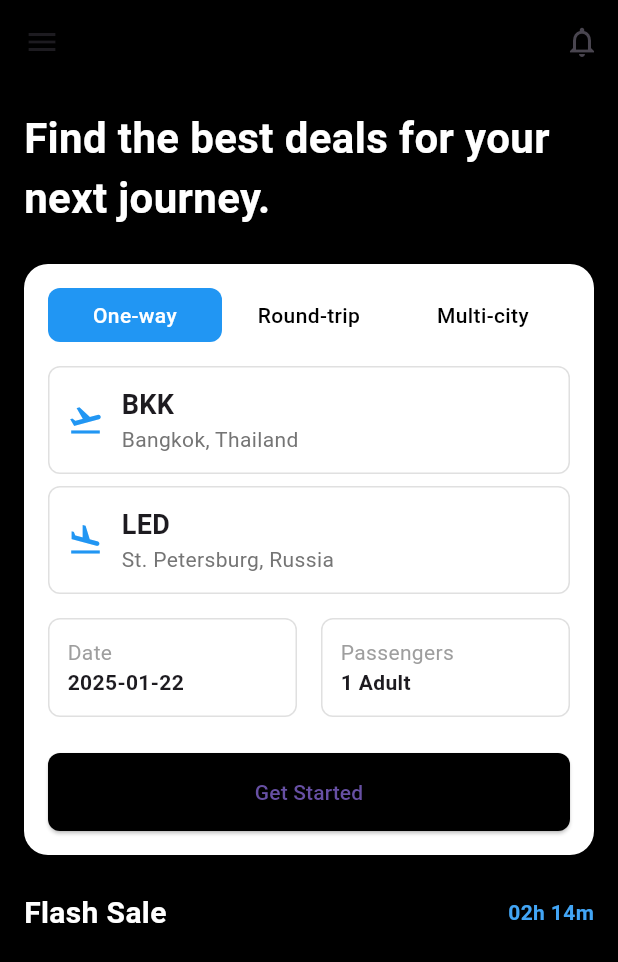
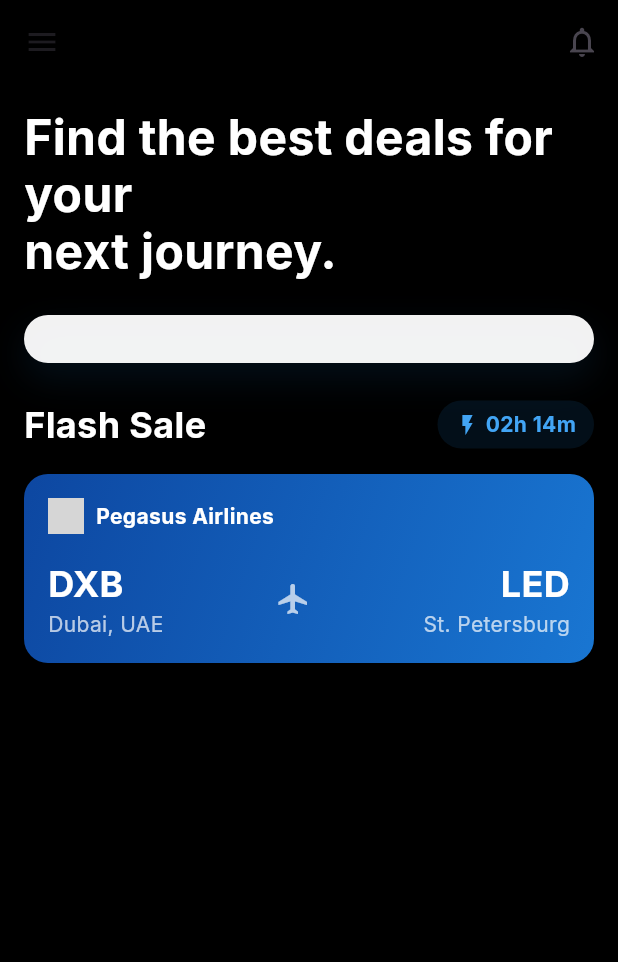
Before and after one commit to Andtit4/airplane, a Flutter app: the screen it shows after launch, on a phone screen of 412 x 824 dp. Shown: the top 962 px of the screen. Run offline on Flutter 3.47's test engine with Material 3 defaults, Android fonts, the phone set to English and light mode, and no system bars; drawn by our look-alikes of flutter_animate; our stand-ins replace get, google_fonts; grey boxes are pictures that could not be loaded.

Commit message:
Update dependencies and enhance UI components in Flight Search App
- Added new dependencies: `google_fonts`, `flutter_animate`, and updated existing ones in `pubspec.yaml`.
- Enhanced UI in `home_screen.dart` with animations and improved styling using Google Fonts.
- Introduced a new search card UI component and refactored existing layout for better user experience.
- Updated Android build configurations to use Gradle version 8.2.1 and adjusted settings accordingly.
- Integrated `path_provider_foundation` plugin in macOS for improved file path management.
- Added new font assets for better typography in the application.

```diff
--- /dev/null
+++ b/lib/core/theme/app_theme.dart
@@ -0,0 +1,24 @@
+import 'package:flutter/material.dart';
+import 'package:google_fonts/google_fonts.dart';
+
+class AppTheme {
+  static ThemeData get darkTheme {
+    return ThemeData.dark().copyWith(
+      primaryColor: Colors.blue,
+      scaffoldBackgroundColor: Colors.black,
+      textTheme: GoogleFonts.interTextTheme(
+        ThemeData.dark().textTheme,
+      ),
+      elevatedButtonTheme: ElevatedButtonThemeData(
+        style: ElevatedButton.styleFrom(
+          foregroundColor: Colors.white,
+          backgroundColor: Colors.blue,
+          padding: const EdgeInsets.symmetric(vertical: 16),
+          shape: RoundedRectangleBorder(
+            borderRadius: BorderRadius.circular(8),
+          ),
+        ),
+      ),
+    );
+  }
+}
--- a/lib/presentation/controllers/flight_search_controller.dart
+++ b/lib/presentation/controllers/flight_search_controller.dart
@@ -13,6 +13,14 @@ class FlightSearchController extends GetxController {
   final selectedDate = DateTime.now().obs;
   final passengers = 1.obs;
   final flashDeals = <Flight>[].obs;
+  final isSearchExpanded = false.obs;
+
+  void toggleSearch() {
+    isSearchExpanded.value = !isSearchExpanded.value;
+  }
+
+  // Animation durations
+  static const animationDuration = Duration(milliseconds: 300);
 
   @override
   void onInit() {
--- a/lib/presentation/views/home_screen.dart
+++ b/lib/presentation/views/home_screen.dart
@@ -1,6 +1,8 @@
 import 'package:airplane/presentation/controllers/flight_search_controller.dart';
 import 'package:flutter/material.dart';
 import 'package:get/get.dart';
+import 'package:flutter_animate/flutter_animate.dart';
+import 'package:google_fonts/google_fonts.dart';
 
 class HomeScreen extends GetView<FlightSearchController> {
   const HomeScreen({Key? key}) : super(key: key);
@@ -13,94 +15,42 @@ class HomeScreen extends GetView<FlightSearchController> {
         backgroundColor: Colors.transparent,
         elevation: 0,
         leading: IconButton(
-          icon: const Icon(Icons.menu),
+          icon: const Icon(Icons.menu)
+            .animate()
+            .fade(duration: 300.ms)
+            .scale(delay: 200.ms),
           onPressed: () {},
         ),
         actions: [
           IconButton(
-            icon: const Icon(Icons.notifications_outlined),
+            icon: const Icon(Icons.notifications_outlined)
+              .animate()
+              .fade(duration: 300.ms)
+              .scale(delay: 200.ms),
             onPressed: () {},
           ),
         ],
       ),
-      body: Padding(
+      body: SingleChildScrollView(
+        child: Padding(
           padding: const EdgeInsets.all(16.0),
-        child: SingleChildScrollView(
           child: Column(
             crossAxisAlignment: CrossAxisAlignment.start,
             children: [
-              const Text(
+              Text(
                 'Find the best deals for your\nnext journey.',
-                style: TextStyle(
-                  fontSize: 28,
+                style: GoogleFonts.inter(
+                  fontSize: 32,
                   fontWeight: FontWeight.bold,
+                  height: 1.2,
                   color: Colors.white,
                 ),
-              ),
+              ).animate()
+                .fadeIn(duration: 600.ms)
+                .slideX(begin: -0.2, end: 0),
               const SizedBox(height: 24),
-              Container(
-                padding: const EdgeInsets.all(16),
-                decoration: BoxDecoration(
-                  color: Colors.white,
-                  borderRadius: BorderRadius.circular(16),
-                ),
-                child: Column(
-                  children: [
-                    // Search Type Toggle
-                    Row(
-                      children: [
-                        Obx(() => _buildToggleButton('One-way')),
-                        Obx(() => _buildToggleButton('Round-trip')),
-                        Obx(() => _buildToggleButton('Multi-city')),
-                      ],
-                    ),
-                    const SizedBox(height: 16),
-                    // City Selection Fields
-                    _buildCityField(
-                      'BKK',
-                      'Bangkok, Thailand',
-                      Icons.flight_takeoff,
-                    ),
-                    const SizedBox(height: 8),
-                    _buildCityField(
-                      'LED',
-                      'St. Petersburg, Russia',
-                      Icons.flight_land,
-                    ),
-                    const SizedBox(height: 16),
-                    // Date and Passengers
-                    Row(
-                      children: [
-                        Expanded(
-                          child: _buildDateField(),
-                        ),
-                        const SizedBox(width: 16),
-                        Expanded(
-                          child: _buildPassengersField(),
-                        ),
-                      ],
-                    ),
+              _buildSearchCard(),
               const SizedBox(height: 24),
-                    // Search Button
-                    SizedBox(
-                      width: double.infinity,
-                      child: ElevatedButton(
-                        onPressed: () => controller.searchFlights(),
-                        style: ElevatedButton.styleFrom(
-                          backgroundColor: Colors.black,
-                          padding: const EdgeInsets.symmetric(vertical: 16),
-                          shape: RoundedRectangleBorder(
-                            borderRadius: BorderRadius.circular(8),
-                          ),
-                        ),
-                        child: const Text('Get Started'),
-                      ),
-                    ),
-                  ],
-                ),
-              ),
-              const SizedBox(height: 24),
-              // Flash Sale Section
               _buildFlashSaleSection(),
             ],
           ),
@@ -109,116 +59,128 @@ class HomeScreen extends GetView<FlightSearchController> {
     );
   }
 
+  Widget _buildSearchCard() {
+    return Container(
+      padding: const EdgeInsets.all(16),
+      decoration: BoxDecoration(
+        color: Colors.white.withOpacity(0.95),
+        borderRadius: BorderRadius.circular(16),
+        boxShadow: [
+          BoxShadow(
+            color: Colors.blue.withOpacity(0.1),
+            blurRadius: 20,
+            offset: const Offset(0, 10),
+          ),
+        ],
+      ),
+    ).animate()
+      .fadeIn(duration: 800.ms, delay: 300.ms)
+      .slideY(begin: 0.2, end: 0);
+  }
+
   Widget _buildToggleButton(String text) {
+    return Expanded(
+      child: Obx(() {
         final isSelected = controller.searchType.value == text.toLowerCase();
-    return Expanded(
-      child: GestureDetector(
+        return GestureDetector(
           onTap: () => controller.setSearchType(text.toLowerCase()),
           child: Container(
-          padding: const EdgeInsets.all(8),
+            padding: const EdgeInsets.all(12),
             decoration: BoxDecoration(
               color: isSelected ? Colors.blue : Colors.transparent,
-            borderRadius: BorderRadius.circular(8),
+              borderRadius: BorderRadius.circular(12),
+              border: Border.all(
+                color: isSelected ? Colors.blue : Colors.grey.shade300,
+              ),
             ),
             child: Text(
               text,
               textAlign: TextAlign.center,
-            style: TextStyle(
+              style: GoogleFonts.inter(
                 color: isSelected ? Colors.white : Colors.black,
-              fontWeight: FontWeight.w500,
+                fontWeight: FontWeight.w600,
               ),
             ),
-        ),
-      ),
+          ).animate(target: isSelected ? 1 : 0)
+            .scale(begin: Offset(0, 1), end: Offset(0.95, 0))
+            .fadeIn(),
+        );
+      }),
     );
   }
 
   Widget _buildCityField(String code, String city, IconData icon) {
     return Container(
-      padding: const EdgeInsets.all(12),
+      padding: const EdgeInsets.all(16),
+      margin: const EdgeInsets.only(bottom: 12),
       decoration: BoxDecoration(
-        border: Border.all(color: Colors.grey.shade300),
-        borderRadius: BorderRadius.circular(8),
+        border: Border.all(color: Colors.grey.shade200),
+        borderRadius: BorderRadius.circular(12),
+        color: Colors.white,
       ),
       child: Row(
         children: [
-          Icon(icon, color: Colors.blue),
-          const SizedBox(width: 12),
+          Icon(icon, color: Colors.blue, size: 24)
+            .animate(onPlay: (controller) => controller.repeat())
+            .shimmer(duration: 2000.ms, delay: 1000.ms),
+          const SizedBox(width: 16),
           Column(
             crossAxisAlignment: CrossAxisAlignment.start,
             children: [
               Text(
                 code,
-                style: const TextStyle(
-                  fontSize: 18,
+                style: GoogleFonts.inter(
+                  fontSize: 20,
                   fontWeight: FontWeight.bold,
                 ),
               ),
               Text(
                 city,
-                style: TextStyle(
+                style: GoogleFonts.inter(
                   color: Colors.grey.shade600,
+                  fontSize: 14,
                 ),
               ),
             ],
           ),
         ],
       ),
-    );
+    ).animate()
+      .fadeIn(duration: 600.ms)
+      .slideX(begin: -0.2, end: 0);
   }
 
   Widget _buildDateField() {
     return Container(
-      padding: const EdgeInsets.all(12),
+      padding: const EdgeInsets.all(16),
       decoration: BoxDecoration(
-        border: Border.all(color: Colors.grey.shade300),
-        borderRadius: BorderRadius.circular(8),
+        border: Border.all(color: Colors.grey.shade200),
+        borderRadius: BorderRadius.circular(12),
+        color: Colors.white,
       ),
       child: Column(
         crossAxisAlignment: CrossAxisAlignment.start,
         children: [
-          const Text(
+          Text(
             'Date',
-            style: TextStyle(
-              color: Colors.grey,
+            style: GoogleFonts.inter(
+              color: Colors.grey.shade600,
+              fontSize: 12,
             ),
           ),
+          const SizedBox(height: 4),
           Obx(() => Text(
             controller.selectedDate.value.toString().split(' ')[0],
-                style: const TextStyle(
+            style: GoogleFonts.inter(
               fontWeight: FontWeight.bold,
+              fontSize: 16,
             ),
           )),
         ],
       ),
-    );
-  }
-
-  Widget _buildPassengersField() {
-    return Container(
-      padding: const EdgeInsets.all(12),
-      decoration: BoxDecoration(
-        border: Border.all(color: Colors.grey.shade300),
-        borderRadius: BorderRadius.circular(8),
-      ),
-      child: Column(
-        crossAxisAlignment: CrossAxisAlignment.start,
-        children: [
-          const Text(
-            'Passengers',
-            style: TextStyle(
-              color: Colors.grey,
-            ),
-          ),
-          Obx(() => Text(
-                '${controller.passengers} Adult',
-                style: const TextStyle(
-                  fontWeight: FontWeight.bold,
-                ),
-              )),
-        ],
-      ),
-    );
+    ).animate()
+      .fadeIn(duration: 600.ms)
+      .slideY(begin: 0.2, end: 0);
   }
 
   Widget _buildFlashSaleSection() {
@@ -228,26 +190,127 @@ class HomeScreen extends GetView<FlightSearchController> {
         Row(
           mainAxisAlignment: MainAxisAlignment.spaceBetween,
           children: [
-            const Text(
+            Text(
               'Flash Sale',
-              style: TextStyle(
-                fontSize: 20,
+              style: GoogleFonts.inter(
+                fontSize: 24,
                 fontWeight: FontWeight.bold,
                 color: Colors.white,
               ),
             ),
+            Container(
+              padding: const EdgeInsets.symmetric(horizontal: 12, vertical: 6),
+              decoration: BoxDecoration(
+                color: Colors.blue.withOpacity(0.1),
+                borderRadius: BorderRadius.circular(20),
+              ),
+              child: Row(
+                children: [
+                  Icon(Icons.flash_on, color: Colors.blue.shade400, size: 16),
+                  const SizedBox(width: 4),
                   Text(
                     '02h 14m',
-              style: TextStyle(
+                    style: GoogleFonts.inter(
                       color: Colors.blue.shade400,
                       fontWeight: FontWeight.bold,
                     ),
                   ),
                 ],
               ),
+            ).animate(onPlay: (controller) => controller.repeat())
+              .shimmer(duration: 2000.ms),
+          ],
+        ),
         const SizedBox(height: 16),
-        // Flash Sale Items would be implemented here
+        _buildFlashSaleCard(),
       ],
-    );
+    ).animate()
+      .fadeIn(duration: 800.ms, delay: 600.ms)
+      .slideY(begin: 0.2, end: 0);
+  }
+
+  Widget _buildFlashSaleCard() {
+    return Container(
+      padding: const EdgeInsets.all(16),
+      decoration: BoxDecoration(
+        gradient: LinearGradient(
+          colors: [Colors.blue.shade900, Colors.blue.shade700],
+          begin: Alignment.topLeft,
+          end: Alignment.bottomRight,
+        ),
+        borderRadius: BorderRadius.circular(16),
+      ),
+      child: Column(
+        crossAxisAlignment: CrossAxisAlignment.start,
+        children: [
+          Row(
+            children: [
+              Image.asset(
+                'assets/images/pegasus_logo.png',
+                height: 24,
+              ),
+              const SizedBox(width: 8),
+              Text(
+                'Pegasus Airlines',
+                style: GoogleFonts.inter(
+                  color: Colors.white,
+                  fontWeight: FontWeight.bold,
+                ),
+              ),
+            ],
+          ),
+          const SizedBox(height: 16),
+          Row(
+            mainAxisAlignment: MainAxisAlignment.spaceBetween,
+            children: [
+              Column(
+                crossAxisAlignment: CrossAxisAlignment.start,
+                children: [
+                  Text(
+                    'DXB',
+                    style: GoogleFonts.inter(
+                      fontSize: 24,
+                      fontWeight: FontWeight.bold,
+                      color: Colors.white,
+                    ),
+                  ),
+                  Text(
+                    'Dubai, UAE',
+                    style: GoogleFonts.inter(
+                      color: Colors.white.withOpacity(0.7),
+                    ),
+                  ),
+                ],
+              ),
+              Icon(
+                Icons.flight,
+                color: Colors.white.withOpacity(0.7),
+              ),
+              Column(
+                crossAxisAlignment: CrossAxisAlignment.end,
+                children: [
+                  Text(
+                    'LED',
+                    style: GoogleFonts.inter(
+                      fontSize: 24,
+                      fontWeight: FontWeight.bold,
+                      color: Colors.white,
+                    ),
+                  ),
+                  Text(
+                    'St. Petersburg',
+                    style: GoogleFonts.inter(
+                      color: Colors.white.withOpacity(0.7),
+                    ),
+                  ),
+                ],
+              ),
+            ],
+          ),
+        ],
+      ),
+    ).animate()
+      .fadeIn(duration: 800.ms)
+      .slideX(begin: 0.2, end: 0);
   }
 }
```
Also changed, not shown: pubspec.yaml (+11 -0 lines), assets/fonts/CeraPro-Bold.otf (added), assets/fonts/CeraPro-Medium.otf (added), assets/fonts/CeraPro-Regular.otf (added), pubspec.lock, 4 other files. Lines whose indentation alone changed are shown as unchanged.
